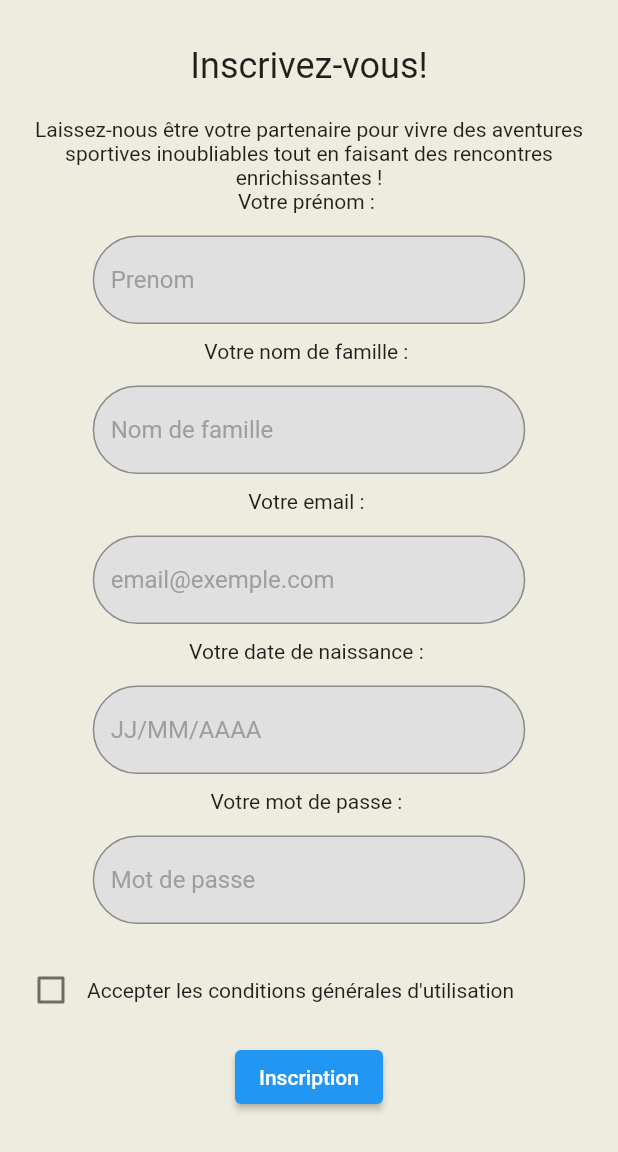
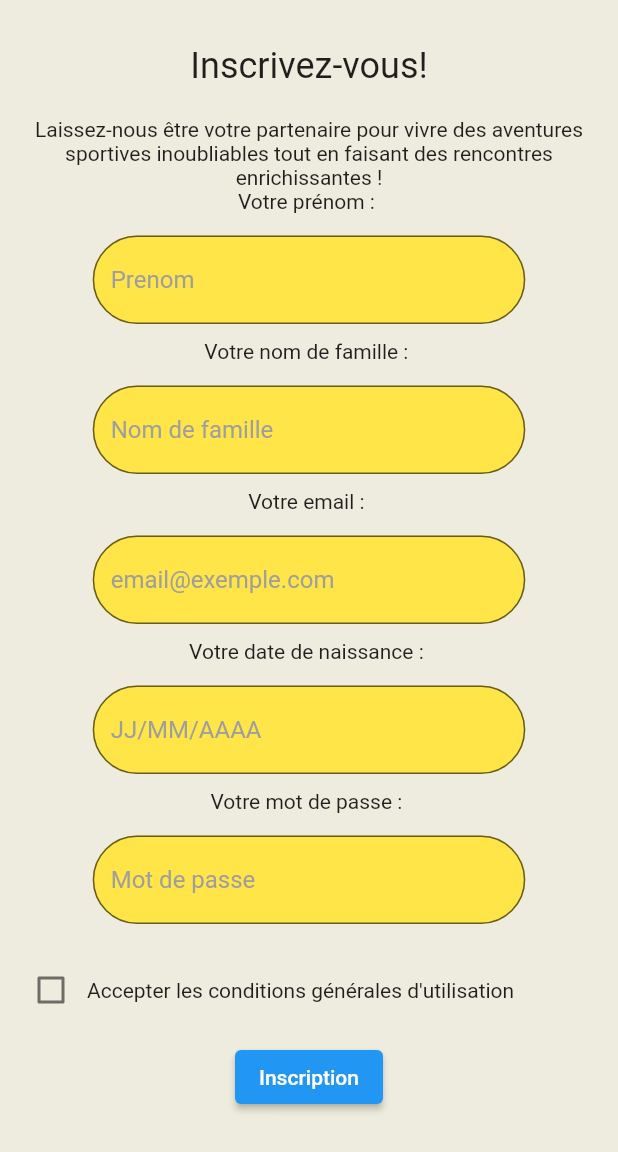
Before and after one commit to HardstyIe/RenconSport_Flutter_Front, a Flutter app: the screen it shows after launch, on a phone screen of 412 x 824 dp, the part 84-1236 px from its top. Run offline on Flutter 3.47's test engine with Material 2 defaults, Android fonts, the phone set to English and light mode, and no system bars; our stand-ins replace dio, google_fonts; missing offline and left inert: dart:ffi.

Commit message:
feat(style):end register page

```diff
--- a/lib/widgets/homepage/homepage.dart
+++ b/lib/widgets/homepage/homepage.dart
@@ -68,12 +68,12 @@ class _HomePageState extends State<HomePage> {
             buildTextField('Votre nom de famille : ', 'Nom de famille',
                 lastNameController),
             buildTextField(
-                'Votre email : ', 'email@exemple.com', emailController, backgroundColor: CustomTheme.tertiaryColor),
+                'Votre email : ', 'email@exemple.com', emailController,),
             buildTextField('Votre date de naissance : ', 'JJ/MM/AAAA',
                 dateOfBirthController,
                 isDateField: true),
             buildTextField(
-                'Votre mot de passe : ', 'Mot de passe', passwordController, backgroundColor: CustomTheme.tertiaryColor),
+                'Votre mot de passe : ', 'Mot de passe', passwordController,),
             Padding(
               padding: const EdgeInsets.all(10.0),
               child: Row(
@@ -107,7 +107,7 @@ class _HomePageState extends State<HomePage> {
 
   Widget buildTextField(
       String label, String hint, TextEditingController controller,
-      {bool isDateField = false, Color? backgroundColor}) {
+      {bool isDateField = false}) {
     return Column(
       children: [
         Text(label),
@@ -130,8 +130,11 @@ class _HomePageState extends State<HomePage> {
                   }
                   return null;
                 },
+
                 decoration: InputDecoration(
                   hintText: hint,
+                  fillColor: CustomTheme.tertiaryColor,
+                  filled: true,
                   hintStyle: TextStyle(color: Colors.grey),
                   border: OutlineInputBorder(
                     borderRadius: BorderRadius.circular(30.0),
```
